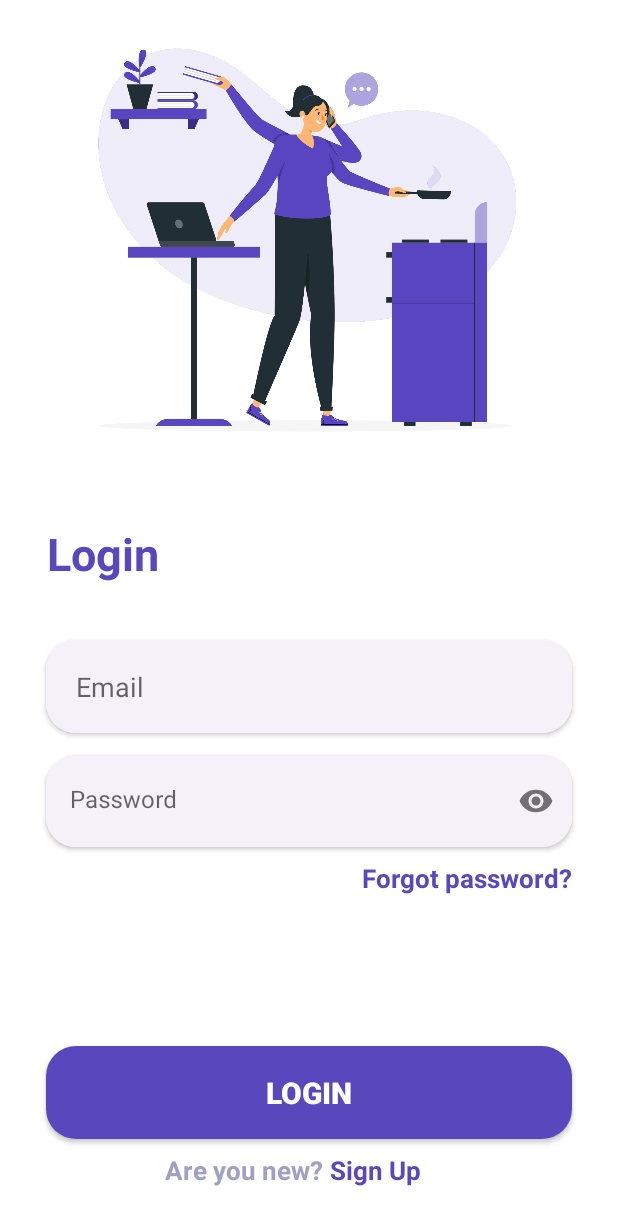
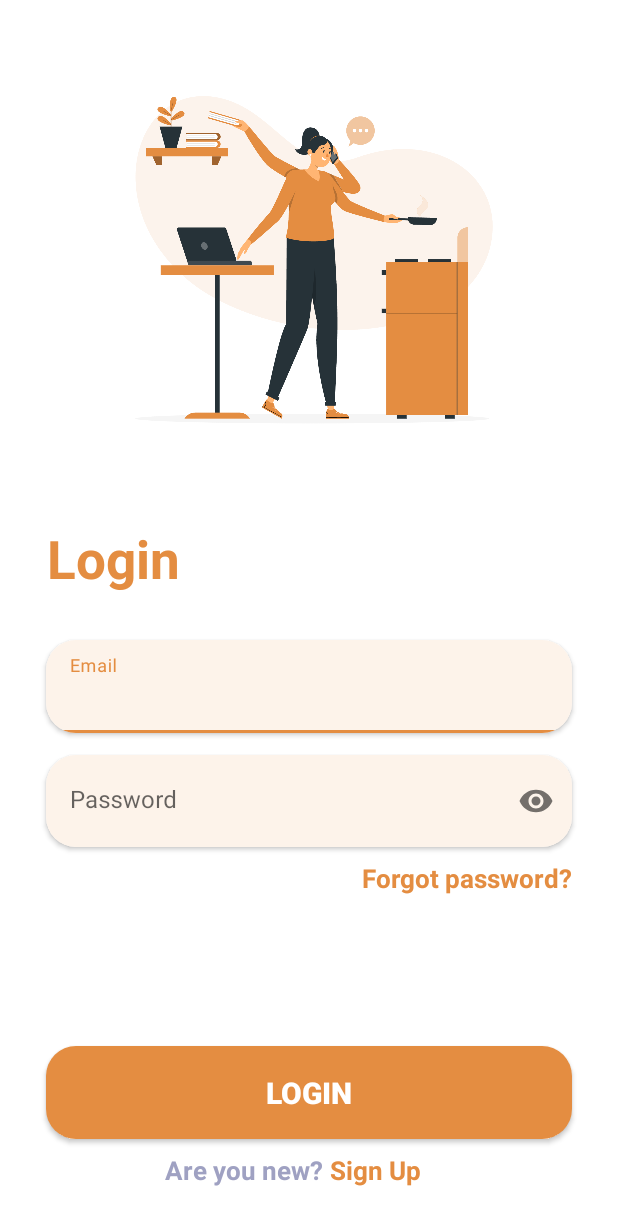
Before and after one commit to dttuyen260701/causualApp, an Android app: the layout activity_login.xml on its own in the app's theme, with its tools: preview values and no code run, on a phone screen of 412 x 824 dp. Shown: the top 1225 px of the screen. Run offline under Robolectric (Android 15) with nearby library versions, the light colour scheme and no system bars.

Commit message:
PBL6-11 update Login UI

```diff
--- a/mobile/app/src/main/java/com/example/pbl6app/LoginActivity.java
+++ b/mobile/app/src/main/java/com/example/pbl6app/activities/LoginActivity.java
@@ -1,7 +1,8 @@
-package com.example.pbl6app;
+package com.example.pbl6app.activities;
 
 import androidx.appcompat.app.AppCompatActivity;
 
+import android.content.Intent;
 import android.os.Bundle;
 import android.view.View;
 
@@ -18,6 +19,7 @@ public class LoginActivity extends AppCompatActivity {
         binding = ActivityLoginBinding.inflate(getLayoutInflater());
         View view = binding.getRoot();
         setContentView(view);
+        openSignUp();
     }
 
     void Login(){
@@ -30,4 +32,14 @@ public class LoginActivity extends AppCompatActivity {
             }
         });
     }
+
+    void openSignUp(){
+        binding.layoutSignup.setOnClickListener(new View.OnClickListener() {
+            @Override
+            public void onClick(View view) {
+                Intent intent = new Intent(LoginActivity.this, SignupActivity.class);
+                startActivity(intent);
+            }
+        });
+    }
 }
--- a/mobile/app/src/main/res/layout/activity_login.xml
+++ b/mobile/app/src/main/res/layout/activity_login.xml
@@ -5,7 +5,7 @@
     android:layout_width="match_parent"
     android:layout_height="match_parent"
     android:background="@color/white"
-    tools:context=".LoginActivity">
+    tools:context=".activities.LoginActivity">
 
     <ImageView
         android:id="@+id/imageView"
@@ -22,13 +22,12 @@
     <TextView
         android:layout_width="0dp"
         android:layout_height="0dp"
-        android:autoSizeMaxTextSize="30sp"
-        android:autoSizeMinTextSize="20sp"
+        android:autoSizeMaxTextSize="35sp"
+        android:autoSizeMinTextSize="25sp"
         android:autoSizeStepGranularity="1sp"
         android:autoSizeTextType="uniform"
         android:text="Login"
         android:textColor="@color/primaryColor"
-        android:textSize="30sp"
         android:textStyle="bold"
         app:layout_constraintBottom_toBottomOf="parent"
         app:layout_constraintDimensionRatio="h,1:2"
@@ -43,7 +42,7 @@
         android:id="@+id/layout_user"
         android:layout_width="0dp"
         android:layout_height="0dp"
-        android:background="@color/lightPurple"
+        android:background="@color/light_orange"
         app:cardCornerRadius="20dp"
         app:layout_constraintBottom_toBottomOf="parent"
         app:layout_constraintEnd_toEndOf="parent"
@@ -53,6 +52,11 @@
         app:layout_constraintVertical_bias="0.56"
         app:layout_constraintWidth_percent="0.85">
 
+        <com.google.android.material.textfield.TextInputLayout
+            android:layout_width="match_parent"
+            android:layout_height="match_parent"
+            app:boxStrokeWidth="0dp">
+
         <EditText
             android:id="@+id/edt_login_user"
             android:layout_width="match_parent"
@@ -60,10 +64,12 @@
             android:autoSizeMaxTextSize="20sp"
             android:autoSizeMinTextSize="15sp"
             android:autoSizeStepGranularity="1sp"
-            android:background="@color/lightPurple"
+            android:background="@color/light_orange"
             android:hint="Email"
             android:paddingHorizontal="20dp"
             android:textColor="@color/white" />
+
+        </com.google.android.material.textfield.TextInputLayout>
 
     </androidx.cardview.widget.CardView>
 
@@ -71,7 +77,7 @@
         android:id="@+id/layout_pass"
         android:layout_width="0dp"
         android:layout_height="0dp"
-        android:background="@color/lightPurple"
+        android:background="@color/light_orange"
         app:cardCornerRadius="20dp"
         app:layout_constraintBottom_toBottomOf="parent"
         app:layout_constraintEnd_toEndOf="parent"
@@ -95,7 +101,7 @@
                 android:autoSizeMinTextSize="15sp"
                 android:autoSizeStepGranularity="1sp"
                 android:autoSizeTextType="uniform"
-                android:background="@color/lightPurple"
+                android:background="@color/light_orange"
                 android:hint="Password"
                 android:inputType="textPassword"
                 android:paddingHorizontal="20dp"
--- a/mobile/app/src/main/res/values/colors.xml
+++ b/mobile/app/src/main/res/values/colors.xml
@@ -7,9 +7,9 @@
     <color name="teal_700">#FF018786</color>
     <color name="black">#FF000000</color>
     <color name="white">#FFFFFFFF</color>
-    <color name="primaryColor">#5947BE</color>
+    <color name="primaryColor">#E48D41</color>
     <color name="darkPurple">#39274F</color>
-    <color name="lightPurple">#F4F2F8</color>
+    <color name="light_orange">#FDF3EA</color>
     <color name="greyPurple">#9FA1C2</color>
 
 <!--    3a30a3-->
```
Also changed, not shown: mobile/app/src/main/res/drawable-v24/login.png (added).
